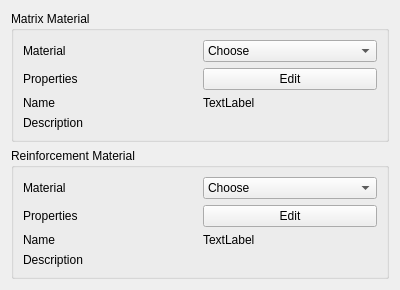
Above: src/Mod/Fem/Gui/Resources/ui/MaterialReinforcement.ui from southseact-3d/fcd before the change. Below: the same form after it.
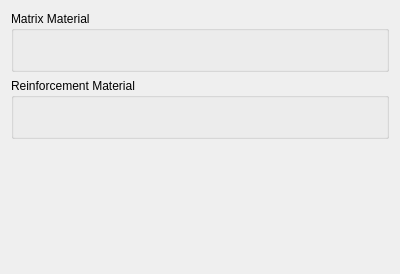
That is the form after the change. Custom widgets are drawn as their Qt base class.

Commit message: Fem: Use new material editor in Reinforced material task panel - fixes #18692

```diff
--- a/src/Mod/Fem/Gui/Resources/ui/MaterialReinforcement.ui
+++ b/src/Mod/Fem/Gui/Resources/ui/MaterialReinforcement.ui
@@ -1,7 +1,7 @@
 <?xml version="1.0" encoding="UTF-8"?>
 <ui version="4.0">
- <class>FemMaterial</class>
- <widget class="QWidget" name="FemMaterial">
+ <class>FemMaterialReinforcement</class>
+ <widget class="QWidget" name="FemMaterialReinforcement">
   <property name="geometry">
    <rect>
     <x>0</x>
@@ -11,7 +11,7 @@
    </rect>
   </property>
   <property name="windowTitle">
-   <string>FEM material</string>
+   <string>FEM material reinforcement</string>
   </property>
   <property name="layoutDirection">
    <enum>Qt::LeftToRight</enum>
@@ -30,63 +30,22 @@
      </property>
      <layout class="QVBoxLayout" name="verticalLayout_5">
       <item>
-       <layout class="QGridLayout" name="gridLayout_2">
+       <layout class="QGridLayout" name="gridLayout_3">
+        <item row="0" column="0">
+         <widget class="MatGui::MaterialTreeWidget" name="wgt_material_tree"/>
+        </item>
         <item row="1" column="0">
-         <widget class="QLabel" name="label_2">
+         <widget class="QLabel" name="lbl_material_descr">
           <property name="text">
-           <string>Material</string>
+           <string></string>
           </property>
-         </widget>
-        </item>
-        <item row="1" column="1">
-         <widget class="QComboBox" name="cb_materials_m">
-          <item>
-           <property name="text">
-            <string>Choose</string>
-           </property>
-          </item>
-         </widget>
-        </item>
-        <item row="2" column="0">
-         <widget class="QLabel" name="label_4">
-          <property name="text">
-           <string>Properties</string>
-          </property>
-         </widget>
-        </item>
-        <item row="2" column="1">
-         <widget class="QPushButton" name="pb_edit_m">
-          <property name="text">
-           <string>Edit</string>
-          </property>
-         </widget>
-        </item>
-        <item row="3" column="0">
-         <widget class="QLabel" name="label_3">
-          <property name="text">
-           <string>Name</string>
-          </property>
-         </widget>
-        </item>
-        <item row="3" column="1">
-         <widget class="QLabel" name="l_name_m">
-          <property name="text">
-           <string>TextLabel</string>
+          <property name="wordWrap">
+           <bool>true</bool>
           </property>
          </widget>
         </item>
        </layout>
       </item>
-      <item>
-       <widget class="QLabel" name="l_description_m">
-        <property name="text">
-         <string>Description</string>
-        </property>
-        <property name="wordWrap">
-         <bool>true</bool>
-        </property>
-       </widget>
-      </item>
      </layout>
     </widget>
    </item>
@@ -104,62 +63,21 @@
      <layout class="QVBoxLayout" name="verticalLayout_6">
       <item>
        <layout class="QGridLayout" name="gridLayout_3">
+        <item row="0" column="0">
+         <widget class="MatGui::MaterialTreeWidget" name="wgt_reinf_tree"/>
+        </item>
         <item row="1" column="0">
-         <widget class="QLabel" name="label_6">
+         <widget class="QLabel" name="lbl_reinf_descr">
           <property name="text">
-           <string>Material</string>
+           <string></string>
           </property>
-         </widget>
-        </item>
-        <item row="1" column="1">
-         <widget class="QComboBox" name="cb_materials_r">
-          <item>
-           <property name="text">
-            <string>Choose</string>
-           </property>
-          </item>
-         </widget>
-        </item>
-        <item row="2" column="0">
-         <widget class="QLabel" name="label_8">
-          <property name="text">
-           <string>Properties</string>
-          </property>
-         </widget>
-        </item>
-        <item row="2" column="1">
-         <widget class="QPushButton" name="pb_edit_r">
-          <property name="text">
-           <string>Edit</string>
-          </property>
-         </widget>
-        </item>
-        <item row="3" column="0">
-         <widget class="QLabel" name="label_7">
-          <property name="text">
-           <string>Name</string>
-          </property>
-         </widget>
-        </item>
-        <item row="3" column="1">
-         <widget class="QLabel" name="l_name_r">
-          <property name="text">
-           <string>TextLabel</string>
+          <property name="wordWrap">
+           <bool>true</bool>
           </property>
          </widget>
         </item>
        </layout>
       </item>
-      <item>
-       <widget class="QLabel" name="l_description_r">
-        <property name="text">
-         <string>Description</string>
-        </property>
-        <property name="wordWrap">
-         <bool>true</bool>
-        </property>
-       </widget>
-      </item>
      </layout>
     </widget>
    </item>
@@ -178,6 +96,13 @@
    </item>
   </layout>
  </widget>
+ <customwidgets>
+  <customwidget>
+   <class>MatGui::MaterialTreeWidget</class>
+   <extends>QWidget</extends>
+   <header>Mod/Material/Gui/MaterialTreeWidget.h</header>
+  </customwidget>
+ </customwidgets>
  <resources/>
  <connections/>
 </ui>
```
The commit also changes 5 other files.
